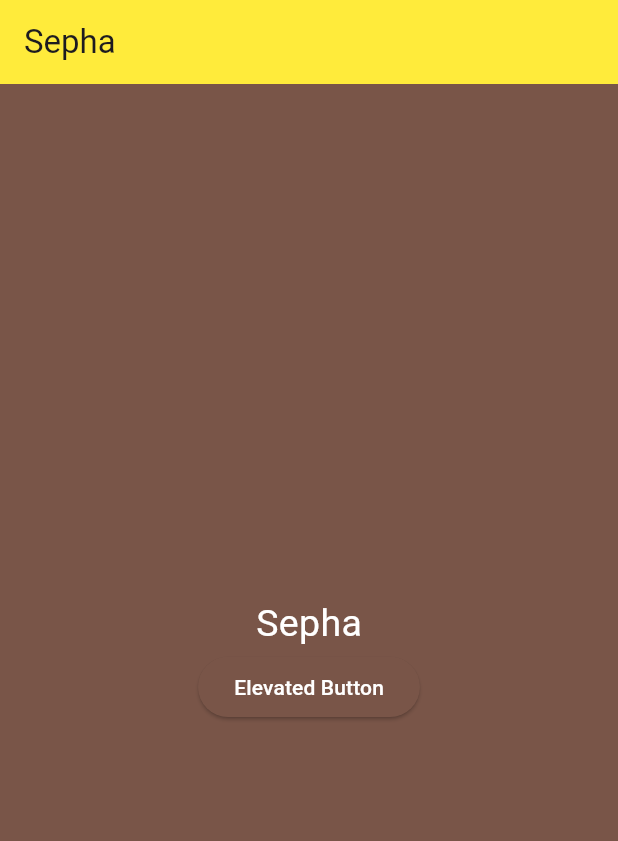
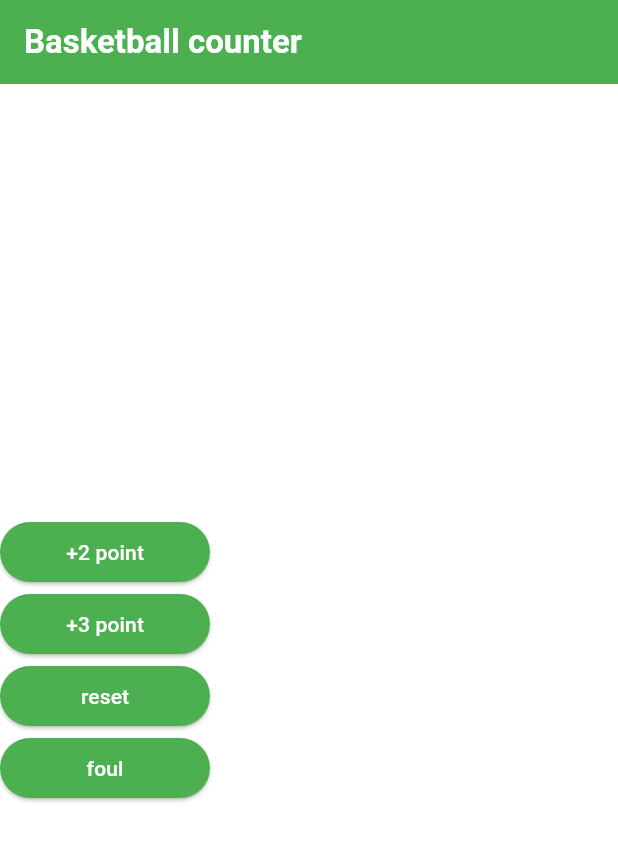
Before and after one commit to isurg83-dot/yassin-github, a Flutter app: the screen it shows after launch, on a phone screen of 412 x 824 dp. Shown: the top 841 px of the screen. Run offline on Flutter 3.47's test engine with Material 3 defaults, Android fonts, the phone set to English and light mode, and no system bars; our stand-ins replace font_awesome_flutter.

Commit message:
session 17 basketball task

```diff
--- /dev/null
+++ b/lib/basketball.dart
@@ -0,0 +1,60 @@
+
+
+import 'package:flutter/material.dart';
+
+class Basketball extends StatelessWidget {
+  const Basketball({super.key});
+
+  @override
+  Widget build(BuildContext context) {
+    return Scaffold(
+      backgroundColor: Colors.white,
+
+      appBar: AppBar(
+        title: Text(
+          'Basketball counter',
+          style: TextStyle(
+            color: Colors.white,
+            fontSize: 22,
+            fontWeight: FontWeight.bold,
+          ),
+        ),
+        backgroundColor: Colors.green,
+      ),
+
+      body: Column(
+        mainAxisAlignment: MainAxisAlignment.center,
+        children: [
+          CustomButton(text: '+2 point'),
+          CustomButton(text: '+3 point'),
+          CustomButton(text: 'reset'),
+          CustomButton(text: 'foul'),
+        ],
+      ),
+    );
+  }
+}
+
+class CustomButton extends StatelessWidget {
+  const CustomButton({
+    super.key,
+    required this.text,
+  });
+
+  final String text;
+
+  @override
+  Widget build(BuildContext context) {
+    return SizedBox(
+      width: 140,
+      child: ElevatedButton(
+        style: ElevatedButton.styleFrom(
+          backgroundColor: Colors.green,
+          foregroundColor: Colors.white,
+        ),
+        onPressed: () {},
+        child: Text(text),
+      ),
+    );
+  }
+}
--- a/lib/main.dart
+++ b/lib/main.dart
@@ -1,3 +1,4 @@
+import 'package:app1/basketball.dart';
 import 'package:app1/sepha.dart';
 import 'package:flutter/material.dart';
 
@@ -11,6 +12,6 @@ class MyApp extends StatelessWidget {
 
   @override
   Widget build(BuildContext context) {
-    return MaterialApp(home: Sepha(),);
+    return MaterialApp(home: Basketball(),);
   }
 }
--- a/lib/sepha.dart
+++ b/lib/sepha.dart
@@ -25,13 +25,13 @@ class Sepha extends StatelessWidget {
 
             ElevatedButton(
               style: ElevatedButton.styleFrom(
-                backgroundColor: Colors.brown,
+                backgroundColor: Colors.yellow,
               ),
               onPressed: () {},
               child: Text(
                 "Elevated Button",
                 style: TextStyle(
-                  color: Colors.white,
+                  color: Colors.black87,
                 ),
               ),
             ),
```
